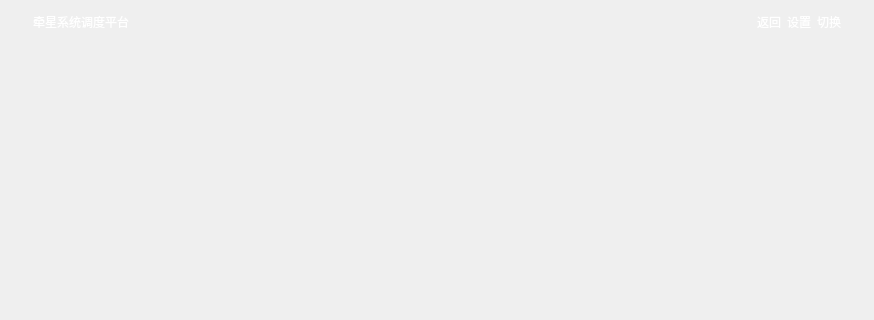
The window that widgetmain.ui (LongyuHe1990/AgvMonitor) describes before a commit, drawn with Qt 5; both pictures show x 0 to 874 and y 0 to 320 of the 874 by 683 pixel window.
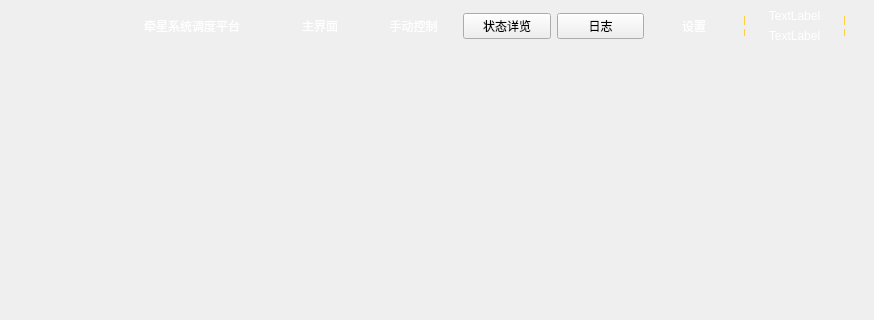
The same window after the commit. Icons and pictures are not drawn.

What changed in the file:
```diff
--- a/widgetmain.ui
+++ b/widgetmain.ui
@@ -32,10 +32,10 @@
    <item row="0" column="0">
     <widget class="QWidget" name="widget" native="true">
      <property name="styleSheet">
-      <string notr="true">#widget{border-image: url(:/image/home/bj.png);}
+      <string notr="true">#widget{border-image: url(:/image/home_all/bj2.png);}
 </string>
      </property>
-     <layout class="QVBoxLayout" name="verticalLayout" stretch="40,561">
+     <layout class="QVBoxLayout" name="verticalLayout" stretch="40,561,18">
       <property name="spacing">
        <number>0</number>
       </property>
@@ -49,14 +49,14 @@
        <number>20</number>
       </property>
       <property name="bottomMargin">
-       <number>20</number>
+       <number>10</number>
       </property>
       <item>
        <widget class="QWidget" name="widget_2" native="true">
         <property name="styleSheet">
          <string notr="true">pushButton{boder:none}</string>
         </property>
-        <layout class="QHBoxLayout" name="horizontalLayout">
+        <layout class="QHBoxLayout" name="horizontalLayout" stretch="266,648">
          <property name="leftMargin">
           <number>0</number>
          </property>
@@ -70,9 +70,16 @@
           <number>0</number>
          </property>
          <item>
-          <widget class="QLabel" name="label">
+          <widget class="QWidget" name="widget_4" native="true">
            <property name="styleSheet">
-            <string notr="true">border-image: url(:/image/home/logo.png);</string>
+            <string notr="true">#widget_4{border-image: url(:/image/home_all/logokuang_icon.png);}
+</string>
+           </property>
+           <layout class="QHBoxLayout" name="horizontalLayout_2">
+            <item>
+             <widget class="QLabel" name="label_icon">
+              <property name="styleSheet">
+               <string notr="true">border-image: url(:/image/home_all/logo_white.png);</string>
            </property>
            <property name="text">
             <string/>
@@ -80,7 +87,7 @@
           </widget>
          </item>
          <item>
-          <widget class="QLabel" name="label_2">
+             <widget class="QLabel" name="label_title">
            <property name="styleSheet">
             <string notr="true">QLabel{color:rgb(255, 255, 255);background-color:transparent;border:none;}</string>
            </property>
@@ -89,21 +96,35 @@
            </property>
           </widget>
          </item>
+           </layout>
+          </widget>
+         </item>
          <item>
-          <spacer name="horizontalSpacer_3">
-           <property name="orientation">
-            <enum>Qt::Horizontal</enum>
+          <widget class="QWidget" name="widget_3" native="true">
+           <property name="styleSheet">
+            <string notr="true">#widget_3{border-image: url(:/image/home_all/daohangkuang_iocn.png);}
+</string>
            </property>
-           <property name="sizeHint" stdset="0">
-            <size>
-             <width>129</width>
-             <height>20</height>
-            </size>
-           </property>
-          </spacer>
+           <layout class="QHBoxLayout" name="horizontalLayout_3">
+            <item>
+             <widget class="QPushButton" name="pushButton_home">
+              <property name="cursor">
+               <cursorShape>PointingHandCursor</cursorShape>
+              </property>
+              <property name="styleSheet">
+               <string notr="true">QPushButton{color:rgb(255, 255, 255);background-color:transparent;border:none;}</string>
+              </property>
+              <property name="text">
+               <string>主界面</string>
+              </property>
+              <property name="icon">
+               <iconset resource="image.qrc">
+                <normaloff>:/image/home_all/zhuye_no_icon.png</normaloff>:/image/home_all/zhuye_no_icon.png</iconset>
+              </property>
+             </widget>
          </item>
          <item>
-          <widget class="QPushButton" name="pushButton_back">
+             <widget class="QPushButton" name="pushButton_control">
            <property name="cursor">
             <cursorShape>PointingHandCursor</cursorShape>
            </property>
@@ -111,11 +132,33 @@
             <string notr="true">QPushButton{color:rgb(255, 255, 255);background-color:transparent;border:none;}</string>
            </property>
            <property name="text">
-            <string>返回</string>
+               <string>手动控制</string>
            </property>
            <property name="icon">
             <iconset resource="image.qrc">
-             <normaloff>:/image/fanhui_icon.png</normaloff>:/image/fanhui_icon.png</iconset>
+                <normaloff>:/image/home_all/kongzhi_no_icon.png</normaloff>:/image/home_all/kongzhi_no_icon.png</iconset>
+              </property>
+             </widget>
+            </item>
+            <item>
+             <widget class="QPushButton" name="pushButton_detail">
+              <property name="text">
+               <string>状态详览</string>
+              </property>
+              <property name="icon">
+               <iconset resource="image.qrc">
+                <normaloff>:/image/home_all/jiankong_no_icon.png</normaloff>:/image/home_all/jiankong_no_icon.png</iconset>
+              </property>
+             </widget>
+            </item>
+            <item>
+             <widget class="QPushButton" name="pushButton_log">
+              <property name="text">
+               <string>日志</string>
+              </property>
+              <property name="icon">
+               <iconset resource="image.qrc">
+                <normaloff>:/image/home_all/rizhi_no_icon.png</normaloff>:/image/home_all/rizhi_no_icon.png</iconset>
            </property>
           </widget>
          </item>
@@ -132,35 +175,67 @@
            </property>
            <property name="icon">
             <iconset resource="image.qrc">
-             <normaloff>:/image/home/shezhi_icon.png</normaloff>:/image/home/shezhi_icon.png</iconset>
+                <normaloff>:/image/home_all/shezhi_no_icon.png</normaloff>:/image/home_all/shezhi_no_icon.png</iconset>
            </property>
           </widget>
          </item>
          <item>
-          <widget class="QPushButton" name="pushButton_switch">
-           <property name="cursor">
-            <cursorShape>PointingHandCursor</cursorShape>
+             <widget class="QWidget" name="widget_5" native="true">
+              <property name="maximumSize">
+               <size>
+                <width>1</width>
+                <height>20</height>
+               </size>
            </property>
            <property name="styleSheet">
-            <string notr="true">QPushButton{color:rgb(255, 255, 255);background-color:transparent;border:none;}</string>
-           </property>
+               <string notr="true">#widget_5{border:2px dashed #FFD03B;}</string>
+              </property>
+             </widget>
+            </item>
+            <item>
+             <layout class="QVBoxLayout" name="verticalLayout_2">
+              <item>
+               <widget class="QLabel" name="label_time">
+                <property name="styleSheet">
+                 <string notr="true">QLabel{color:rgb(255, 255, 255);background-color:transparent;border:none;}</string>
+                </property>
            <property name="text">
-            <string>切换</string>
-           </property>
-           <property name="icon">
-            <iconset resource="image.qrc">
-             <normaloff>:/image/home/switch_icon.png</normaloff>:/image/home/switch_icon.png</iconset>
+                 <string>TextLabel</string>
+                </property>
+                <property name="alignment">
+                 <set>Qt::AlignCenter</set>
            </property>
           </widget>
          </item>
          <item>
-          <widget class="QLabel" name="label_5">
+               <widget class="QLabel" name="label_date">
            <property name="styleSheet">
-            <string notr="true">border-image: url(:/image/home/touxiang_icon.png);</string>
+                 <string notr="true">QLabel{color:rgb(255, 255, 255);background-color:transparent;border:none;}</string>
            </property>
            <property name="text">
-            <string/>
-           </property>
+                 <string>TextLabel</string>
+                </property>
+                <property name="alignment">
+                 <set>Qt::AlignCenter</set>
+                </property>
+               </widget>
+              </item>
+             </layout>
+            </item>
+            <item>
+             <widget class="QWidget" name="widget_6" native="true">
+              <property name="maximumSize">
+               <size>
+                <width>1</width>
+                <height>20</height>
+               </size>
+              </property>
+              <property name="styleSheet">
+               <string notr="true">#widget_6{border:2px dashed #FFD03B;}</string>
+              </property>
+             </widget>
+            </item>
+           </layout>
           </widget>
          </item>
         </layout>
@@ -169,6 +244,14 @@
       <item>
        <widget class="QStackedWidget" name="stackedWidget"/>
       </item>
+      <item>
+       <widget class="QWidget" name="widget_7" native="true">
+        <property name="styleSheet">
+         <string notr="true">#widget_7{border-image: url(:/image/home_all/zhaungshikuang_di_icon.png);}
+</string>
+        </property>
+       </widget>
+      </item>
      </layout>
     </widget>
    </item>
```
Lines whose indentation alone changed are shown as unchanged.
